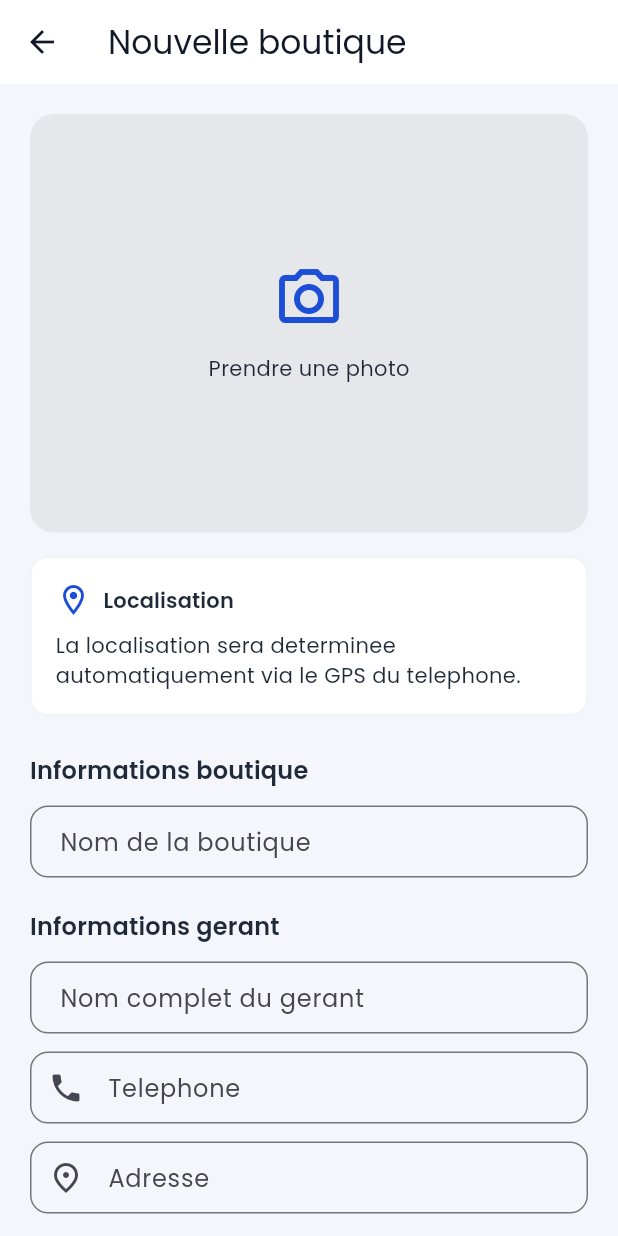
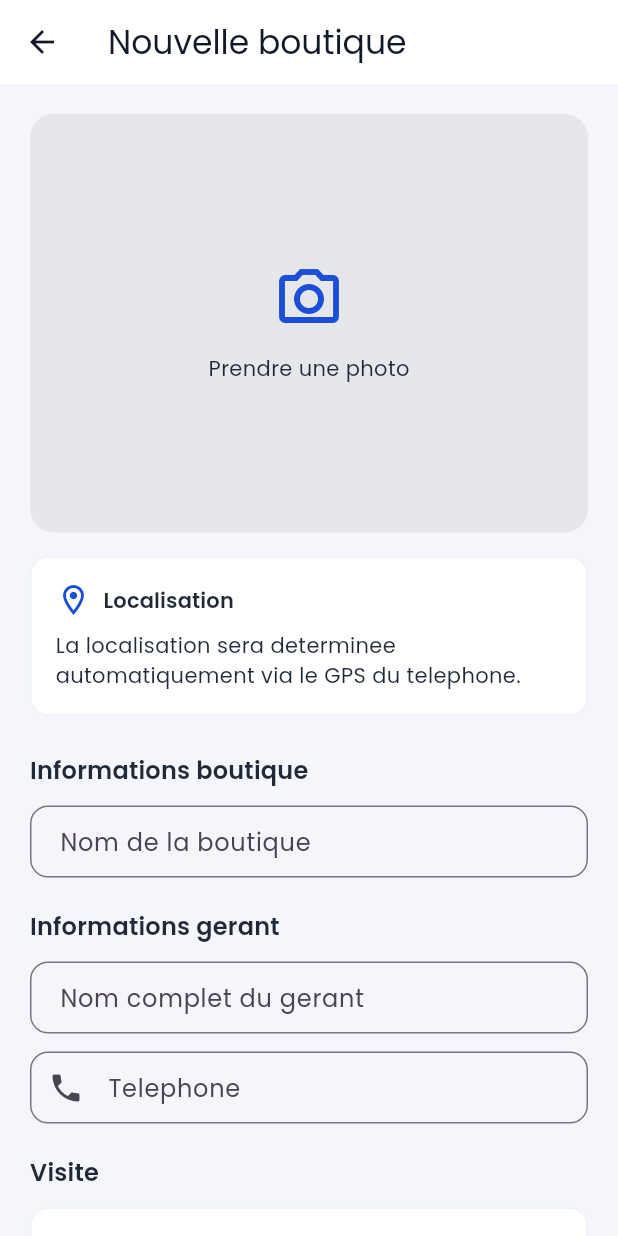
Before and after one commit to Kavali7/Collecte, a Flutter app: the BoutiqueFormPage screen opened by its route, on a phone screen of 412 x 824 dp. Run offline on Flutter 3.47's test engine with Material 3 defaults, Android fonts, the phone set to English and light mode, and no system bars; our stand-ins replace cloud_firestore, firebase_auth, firebase_core, firebase_storage, flutter_riverpod, geolocator and 4 more; accounts and stored records are empty; network calls fail.

Commit message:
Limiter edition boutique et supprimer suppression

```diff
--- a/lib/features/boutiques/data/boutique_repository.dart
+++ b/lib/features/boutiques/data/boutique_repository.dart
@@ -4,5 +4,4 @@ abstract class BoutiqueRepository {
   Future<List<Boutique>> loadBoutiques();
   Future<Boutique> create(Boutique boutique);
   Future<Boutique> update(Boutique boutique);
-  Future<void> delete(String id);
 }
--- a/lib/features/boutiques/data/mock_boutique_repository.dart
+++ b/lib/features/boutiques/data/mock_boutique_repository.dart
@@ -42,12 +42,6 @@ class MockBoutiqueRepository implements BoutiqueRepository {
     return updated;
   }
 
-  @override
-  Future<void> delete(String id) async {
-    _boutiques.removeWhere((item) => item.id == id);
-    await Future<void>.delayed(const Duration(milliseconds: 300));
-  }
-
   void _seedBoutiques() {
     if (_boutiques.isNotEmpty) return;
 
@@ -57,7 +51,6 @@ class MockBoutiqueRepository implements BoutiqueRepository {
         nom: 'Boutique Soleil',
         nomGerantComplet: 'Awa Kouassi',
         telephone: '+225 07 55 12 34',
-        adresse: 'Marcory Zone 4',
         latitude: 5.30966,
         longitude: -4.00426,
         photoPath: null,
@@ -69,7 +62,6 @@ class MockBoutiqueRepository implements BoutiqueRepository {
         nom: 'TechnoPlus',
         nomGerantComplet: 'Moussa Diallo',
         telephone: '+225 05 11 22 33',
-        adresse: 'Plateau, Avenue 13',
         latitude: 5.32813,
         longitude: -4.02342,
         photoPath: null,
@@ -81,7 +73,6 @@ class MockBoutiqueRepository implements BoutiqueRepository {
         nom: 'Mode Elegance',
         nomGerantComplet: 'Mariame Traore',
         telephone: '+225 01 77 88 99',
-        adresse: 'Yopougon, Rue des marches',
         latitude: 5.39012,
         longitude: -4.08745,
         photoPath: null,
--- a/lib/features/boutiques/domain/boutique.dart
+++ b/lib/features/boutiques/domain/boutique.dart
@@ -4,7 +4,6 @@ class Boutique {
     required this.nom,
     required this.nomGerantComplet,
     required this.telephone,
-    required this.adresse,
     this.latitude,
     this.longitude,
     this.photoPath,
@@ -16,7 +15,6 @@ class Boutique {
   final String nom;
   final String nomGerantComplet;
   final String telephone;
-  final String adresse;
   final double? latitude;
   final double? longitude;
   final String? photoPath;
@@ -35,7 +33,6 @@ class Boutique {
     String? nom,
     String? nomGerantComplet,
     String? telephone,
-    String? adresse,
     double? latitude,
     double? longitude,
     String? photoPath,
@@ -50,7 +47,6 @@ class Boutique {
       nom: nom ?? this.nom,
       nomGerantComplet: nomGerantComplet ?? this.nomGerantComplet,
       telephone: telephone ?? this.telephone,
-      adresse: adresse ?? this.adresse,
       latitude: clearLocation ? null : (latitude ?? this.latitude),
       longitude: clearLocation ? null : (longitude ?? this.longitude),
       photoPath: clearPhoto ? null : (photoPath ?? this.photoPath),
--- a/lib/features/boutiques/presentation/pages/boutique_detail_page.dart
+++ b/lib/features/boutiques/presentation/pages/boutique_detail_page.dart
@@ -110,11 +110,6 @@ class BoutiqueDetailPage extends ConsumerWidget {
                             value: boutique.telephone.isEmpty
                                 ? 'Telephone non renseigne'
                                 : boutique.telephone,
-                          ),
-                          InfoRow(
-                            icon: Icons.place_outlined,
-                            label: 'Adresse',
-                            value: boutique.adresse,
                           ),
                         ],
                       ),
--- a/lib/features/boutiques/presentation/pages/boutique_form_page.dart
+++ b/lib/features/boutiques/presentation/pages/boutique_form_page.dart
@@ -22,7 +22,6 @@ class _BoutiqueFormPageState extends ConsumerState<BoutiqueFormPage> {
   final _nomController = TextEditingController();
   final _nomGerantController = TextEditingController();
   final _telephoneController = TextEditingController();
-  final _adresseController = TextEditingController();
 
   String? _photoPath;
   DateTime? _dateDeVisite;
@@ -52,7 +51,6 @@ class _BoutiqueFormPageState extends ConsumerState<BoutiqueFormPage> {
     _nomController.dispose();
     _nomGerantController.dispose();
     _telephoneController.dispose();
-    _adresseController.dispose();
     super.dispose();
   }
 
@@ -81,8 +79,8 @@ class _BoutiqueFormPageState extends ConsumerState<BoutiqueFormPage> {
               children: [
                 _CameraCaptureSection(
                   photoPath: _photoPath,
-                  onCapture: _capturePhoto,
-                  onRemove: _photoPath == null
+                  onCapture: _isEditing ? null : _capturePhoto,
+                  onRemove: _isEditing || _photoPath == null
                       ? null
                       : () {
                           setState(() {
@@ -94,6 +92,7 @@ class _BoutiqueFormPageState extends ConsumerState<BoutiqueFormPage> {
                                 'La localisation sera determinee automatiquement via le GPS du telephone.';
                           });
                         },
+                  isEnabled: !_isEditing,
                 ),
                 const SizedBox(height: 16),
                 _LocationPreview(
@@ -102,6 +101,10 @@ class _BoutiqueFormPageState extends ConsumerState<BoutiqueFormPage> {
                   isLoading: _isExtractingLocation,
                   message: _locationMessage,
                 ),
+                if (_isEditing) ...[
+                  const SizedBox(height: 16),
+                  const _LockedFieldsBanner(),
+                ],
                 const SizedBox(height: 24),
                 Text(
                   'Informations boutique',
@@ -131,6 +134,7 @@ class _BoutiqueFormPageState extends ConsumerState<BoutiqueFormPage> {
                   decoration: const InputDecoration(
                     labelText: 'Nom complet du gerant',
                   ),
+                  enabled: !_isEditing,
                   validator: (value) => value == null || value.isEmpty
                       ? 'Indique le nom complet'
                       : null,
@@ -143,16 +147,6 @@ class _BoutiqueFormPageState extends ConsumerState<BoutiqueFormPage> {
                     prefixIcon: Icon(Icons.phone),
                   ),
                   keyboardType: TextInputType.phone,
-                ),
-                const SizedBox(height: 12),
-                TextFormField(
-                  controller: _adresseController,
-                  decoration: const InputDecoration(
-                    labelText: 'Adresse',
-                    prefixIcon: Icon(Icons.place_outlined),
-                  ),
-                  minLines: 1,
-                  maxLines: 3,
                 ),
                 const SizedBox(height: 20),
                 Text(
@@ -213,6 +207,8 @@ class _BoutiqueFormPageState extends ConsumerState<BoutiqueFormPage> {
   }
 
   Future<void> _capturePhoto() async {
+    if (_isEditing) return;
+
     final picker = ImagePicker();
     final image = await picker.pickImage(
       source: ImageSource.camera,
@@ -288,6 +284,7 @@ class _BoutiqueFormPageState extends ConsumerState<BoutiqueFormPage> {
       return;
     }
 
+    if (!_isEditing) {
       if (_photoPath == null) {
         ScaffoldMessenger.of(context).showSnackBar(
           const SnackBar(
@@ -307,6 +304,7 @@ class _BoutiqueFormPageState extends ConsumerState<BoutiqueFormPage> {
         );
         return;
       }
+    }
 
     final controller = ref.read(boutiqueListControllerProvider.notifier);
     final visitDate = _dateDeVisite ?? DateTime.now();
@@ -316,7 +314,6 @@ class _BoutiqueFormPageState extends ConsumerState<BoutiqueFormPage> {
       nom: _nomController.text.trim(),
       nomGerantComplet: _nomGerantController.text.trim(),
       telephone: _telephoneController.text.trim(),
-      adresse: _adresseController.text.trim(),
       latitude: _latitude,
       longitude: _longitude,
       photoPath: _photoPath,
@@ -348,7 +345,6 @@ class _BoutiqueFormPageState extends ConsumerState<BoutiqueFormPage> {
       _nomController.text = boutique.nom;
       _nomGerantController.text = boutique.nomGerantComplet;
       _telephoneController.text = boutique.telephone;
-      _adresseController.text = boutique.adresse;
       _photoPath = boutique.photoPath;
       _dateDeVisite = boutique.dateDeVisite;
       _syncStatus = boutique.syncStatus;
@@ -361,16 +357,48 @@ class _BoutiqueFormPageState extends ConsumerState<BoutiqueFormPage> {
   }
 }
 
+class _LockedFieldsBanner extends StatelessWidget {
+  const _LockedFieldsBanner();
+
+  @override
+  Widget build(BuildContext context) {
+    final theme = Theme.of(context);
+    return Container(
+      padding: const EdgeInsets.all(12),
+      decoration: BoxDecoration(
+        color: const Color(0xFFEEF2FF),
+        borderRadius: BorderRadius.circular(12),
+        border: Border.all(color: const Color(0xFF6366F1).withValues(alpha: 0.3)),
+      ),
+      child: Row(
+        crossAxisAlignment: CrossAxisAlignment.start,
+        children: [
+          const Icon(Icons.info_outline, color: Color(0xFF4F46E5)),
+          const SizedBox(width: 8),
+          Expanded(
+            child: Text(
+              'Seuls le nom et le numero de telephone peuvent etre modifies pour cette boutique.',
+              style: theme.textTheme.bodySmall,
+            ),
+          ),
+        ],
+      ),
+    );
+  }
+}
+
 class _CameraCaptureSection extends StatelessWidget {
   const _CameraCaptureSection({
-    required this.onCapture,
     required this.photoPath,
+    this.onCapture,
     this.onRemove,
+    this.isEnabled = true,
   });
 
-  final VoidCallback onCapture;
+  final VoidCallback? onCapture;
   final String? photoPath;
   final VoidCallback? onRemove;
+  final bool isEnabled;
 
   @override
   Widget build(BuildContext context) {
@@ -380,8 +408,11 @@ class _CameraCaptureSection extends StatelessWidget {
         AspectRatio(
           aspectRatio: 4 / 3,
           child: GestureDetector(
-            onTap: onCapture,
-            child: Container(
+            onTap: isEnabled ? onCapture : null,
+            child: Stack(
+              fit: StackFit.expand,
+              children: [
+                Container(
                   decoration: BoxDecoration(
                     borderRadius: BorderRadius.circular(16),
                     color: const Color(0xFFE5E7EB),
@@ -404,9 +435,23 @@ class _CameraCaptureSection extends StatelessWidget {
                           child: _buildPhotoPreview(photoPath!),
                         ),
                 ),
+                if (!isEnabled)
+                  Positioned.fill(
+                    child: DecoratedBox(
+                      decoration: BoxDecoration(
+                        borderRadius: BorderRadius.circular(16),
+                        color: Colors.black.withValues(alpha: 0.3),
+                      ),
+                      child: const Center(
+                        child: Icon(Icons.lock_outline, color: Colors.white70),
                       ),
                     ),
-        if (photoPath != null) ...[
+                  ),
+              ],
+            ),
+          ),
+        ),
+        if (isEnabled && photoPath != null) ...[
           const SizedBox(height: 8),
           Align(
             alignment: Alignment.centerRight,
--- a/pubspec.yaml
+++ b/pubspec.yaml
@@ -56,6 +56,7 @@ dev_dependencies:
   # package. See that file for information about deactivating specific lint
   # rules and activating additional ones.
   flutter_lints: ^5.0.0
+  firebase_auth_mocks: ^0.14.2
 
 # For information on the generic Dart part of this file, see the
 # following page: https://dart.dev/tools/pub/pubspec
```
Also changed, not shown: lib/features/auth/controllers/auth_controller.dart (+8 -3 lines), lib/features/boutiques/application/boutique_controller.dart (+0 -9 lines), lib/features/boutiques/data/firebase_boutique_repository.dart (+0 -19 lines), lib/features/boutiques/presentation/pages/boutique_list_page.dart (+0 -38 lines), lib/features/boutiques/presentation/widgets/boutique_card.dart (+5 -26 lines), pubspec.lock, 2 other files. Lines whose indentation alone changed are shown as unchanged.
